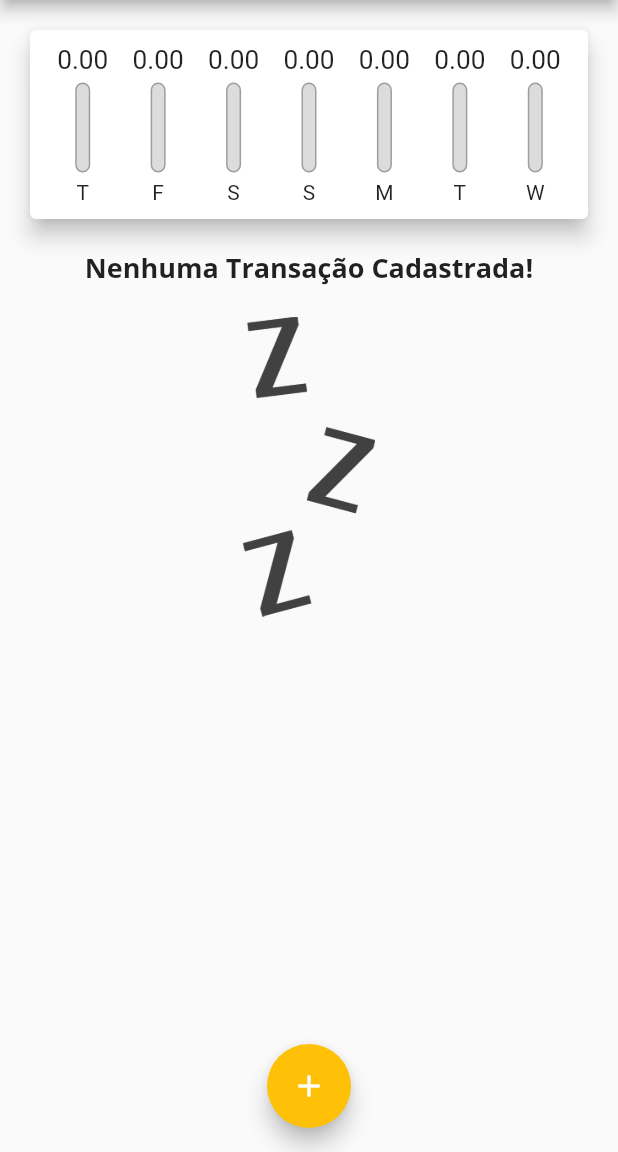
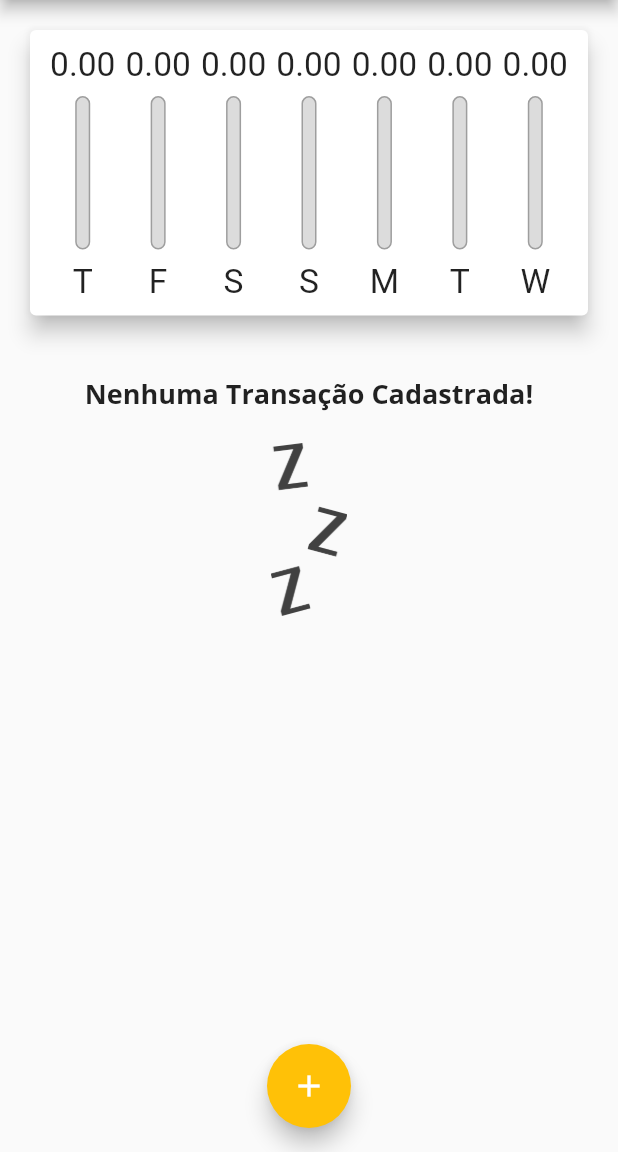
Before and after one commit to sergiomnds/personal-expenses-flutter, a Flutter app: the screen it shows after launch, on a phone screen of 412 x 824 dp, the part 84-1236 px from its top. Run offline on Flutter 3.47's test engine with Material 2 defaults, Android fonts, the phone set to English and light mode, and no system bars.

Commit message:
responsivo landscap

```diff
--- a/lib/components/chart_bar.dart
+++ b/lib/components/chart_bar.dart
@@ -14,17 +14,19 @@ class ChartBar extends StatelessWidget {
 
   @override
   Widget build(BuildContext context) {
+    return LayoutBuilder(
+      builder: (ctx, constraints) {
         return Column(
           children: [
             SizedBox(
-          height: 20,
+              height: constraints.maxHeight * 0.15,
               child: FittedBox(
                 child: Text('${value!.toStringAsFixed(2)}'),
               ),
             ),
-        const SizedBox(height: 5),
+            SizedBox(height: constraints.maxHeight * 0.05),
             SizedBox(
-          height: 60,
+              height: constraints.maxHeight * 0.6,
               width: 10,
               child: Stack(
                 alignment: Alignment.bottomCenter,
@@ -51,9 +53,16 @@ class ChartBar extends StatelessWidget {
                 ],
               ),
             ),
-        const SizedBox(height: 5),
-        Text(label!),
+            SizedBox(height: constraints.maxHeight * 0.05),
+            Container(
+              height: constraints.maxHeight * 0.15,
+              child: FittedBox(
+                child: Text(label!),
+              ),
+            ),
           ],
+        );
+      },
     );
   }
 }
--- a/lib/components/transaction_list.dart
+++ b/lib/components/transaction_list.dart
@@ -10,11 +10,14 @@ class TransactionList extends StatelessWidget {
 
   @override
   Widget build(BuildContext context) {
-    return SizedBox(
-      height: 580,
-      child: transactions.isEmpty
-          ? Column(
+    return transactions.isEmpty
+        ? LayoutBuilder(
+            builder: (ctx, constraints) {
+              return Column(
                 children: [
+                  const SizedBox(
+                    height: 20,
+                  ),
                   Text(
                     'Nenhuma Transação Cadastrada!',
                     style: Theme.of(context).textTheme.titleLarge,
@@ -23,13 +26,15 @@ class TransactionList extends StatelessWidget {
                     height: 20,
                   ),
                   SizedBox(
-                  height: 200,
+                    height: constraints.maxHeight * 0.5,
                     child: Image.asset(
                       'assets/images/waiting.png',
                       fit: BoxFit.cover,
                     ),
                   )
                 ],
+              );
+            },
           )
         : ListView.builder(
             itemCount: transactions.length,
@@ -59,7 +64,18 @@ class TransactionList extends StatelessWidget {
                   subtitle: Text(
                     DateFormat('d MMM y').format(tr.date),
                   ),
-                    trailing: IconButton(
+                  trailing: MediaQuery.of(context).size.width > 480
+                      ? TextButton.icon(
+                          onPressed: () => onRemove(tr.id),
+                          icon: Icon(Icons.delete,
+                              color: Theme.of(context).colorScheme.error),
+                          label: Text(
+                            'Excluir',
+                            style: TextStyle(
+                                color: Theme.of(context).colorScheme.error),
+                          ),
+                        )
+                      : IconButton(
                           onPressed: () => onRemove(tr.id),
                           icon: const Icon(Icons.delete),
                           color: Theme.of(context).colorScheme.error,
@@ -67,7 +83,6 @@ class TransactionList extends StatelessWidget {
                 ),
               );
             },
-            ),
           );
   }
 }
--- a/lib/main.dart
+++ b/lib/main.dart
@@ -53,6 +53,7 @@ class MyHomePage extends StatefulWidget {
 
 class _MyHomePageState extends State<MyHomePage> {
   final List<Transaction> _transactions = [];
+  bool _showChart = false;
 
   List<Transaction> get _recentTransactions {
     return _transactions.where((tr) {
@@ -94,25 +95,62 @@ class _MyHomePageState extends State<MyHomePage> {
 
   @override
   Widget build(BuildContext context) {
-    return Scaffold(
-      appBar: AppBar(
+    final mQuery = MediaQuery.of(context);
+    bool isLandscape = mQuery.orientation == Orientation.landscape;
+
+    final appBar = AppBar(
       title: const Text(
         'Despesas Pessoais',
       ),
       actions: [
+        if (isLandscape)
+          IconButton(
+            onPressed: () => setState(() {
+              _showChart = !_showChart;
+            }),
+            icon: Icon(_showChart ? Icons.list : Icons.show_chart),
+          ),
         IconButton(
           onPressed: () => _openTransactionFormModal(context),
           icon: const Icon(Icons.add),
-          )
+        ),
       ],
-      ),
+    );
+
+    final avaliableHeight =
+        mQuery.size.height - appBar.preferredSize.height - mQuery.padding.top;
+
+    return Scaffold(
+      appBar: appBar,
       body: SingleChildScrollView(
         child: Column(
           crossAxisAlignment: CrossAxisAlignment.stretch,
           children: [
-            Chart(_recentTransactions),
-            TransactionList(
+            // if (isLandscape)
+            //   Row(
+            //     mainAxisAlignment: MainAxisAlignment.center,
+            //     children: [
+            //       const Text('Exibir Gráfico'),
+            //       Switch(
+            //           value: _showChart,
+            //           onChanged: (value) {
+            //             setState(() {
+            //               _showChart = value;
+            //             });
+            //           }),
+            //     ],
+            //   ),
+            if (_showChart || !isLandscape)
+              Container(
+                height: avaliableHeight * (isLandscape ? 0.8 : 0.3),
+                child: Chart(_recentTransactions),
+              ),
+            if (!_showChart || !isLandscape)
+              Container(
+                height: avaliableHeight * (isLandscape ? 1 : 0.3),
+                child: TransactionList(
                     transactions: _transactions, onRemove: _deleteTransaction),
+              ),
           ],
         ),
       ),
```
Also changed, not shown: lib/components/transaction_form.dart (+9 -2 lines). Lines whose indentation alone changed are shown as unchanged.
